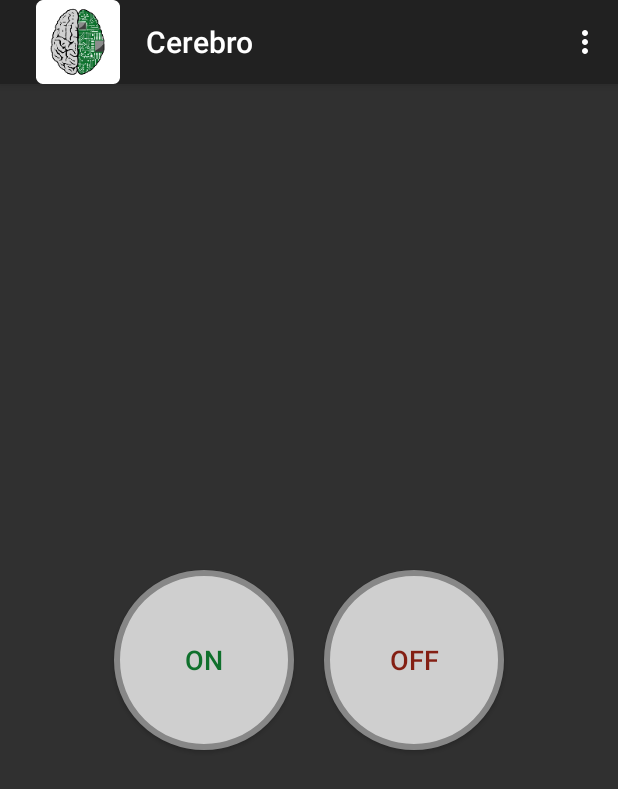
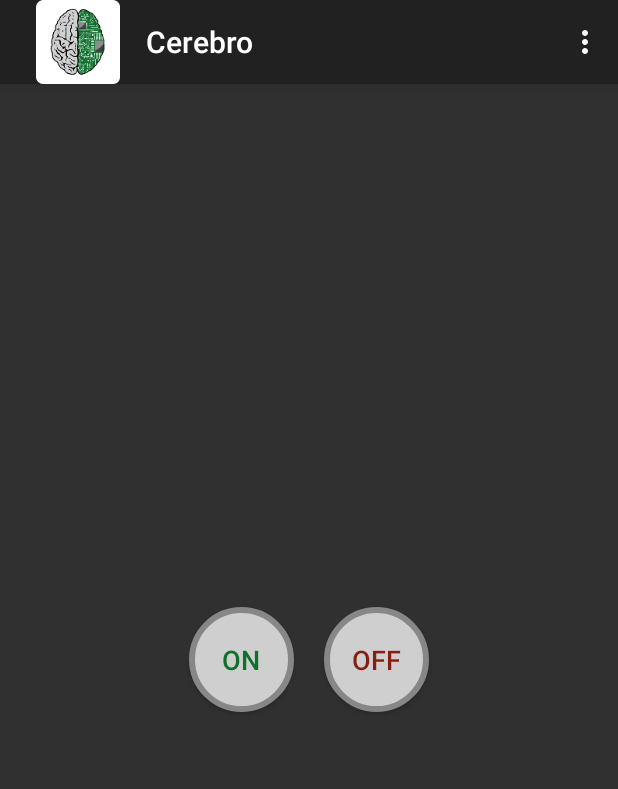
Before and after one commit to anniepap/Cerebro, an Android app: the screen it shows after launch (MainActivity), on a phone screen of 412 x 824 dp. Shown: the top 789 px of the screen. Run offline under Robolectric (Android 15) with nearby library versions, the phone set to English and light mode, and no system bars; libraries missing offline, so code that uses them is left out: org.eclipse.paho.

Commit message:
ui details

```diff
--- a/cerebro/app/src/main/AndroidManifest.xml
+++ b/cerebro/app/src/main/AndroidManifest.xml
@@ -19,7 +19,6 @@
         android:roundIcon="@mipmap/ic_launcher_round"
         android:supportsRtl="true"
         android:theme="@style/AppTheme">
-        <service android:name=".FlashLightService" android:enabled="true" />
         <activity
             android:name=".MainActivity"
             android:label="@string/app_name"
--- a/cerebro/app/src/main/java/com/example/cerebro/MainActivity.java
+++ b/cerebro/app/src/main/java/com/example/cerebro/MainActivity.java
@@ -3,6 +3,7 @@ package com.example.cerebro;
 import android.content.BroadcastReceiver;
 import android.content.Context;
 import android.content.IntentFilter;
+import android.content.SharedPreferences;
 import android.media.Ringtone;
 import android.media.RingtoneManager;
 import android.net.Uri;
@@ -39,7 +40,7 @@ public class MainActivity extends AppCompatActivity {
     private boolean isFlashOn = false;
     private boolean isSoundOn = false;
     private String IPport = "";
-    private int freq = 1;
+    private int freq = 3;
     private Parameters params;
     private MQTTclient cl;
     private Handler handler;
@@ -47,6 +48,7 @@ public class MainActivity extends AppCompatActivity {
     private WifiManager wifiManager;
     private String regex = "((25[0-5]|2[0-4][0-9]|[01]?[0-9][0-9]?)(?:\\.|$)){4}";
     final Pattern ptn = Pattern.compile(regex);
+    SharedPreferences.Editor editor;
 
     @Override
     protected void onCreate(Bundle savedInstanceState) {
@@ -94,6 +96,11 @@ public class MainActivity extends AppCompatActivity {
                 turnOffFlash();
             }
         });
+
+        editor = getSharedPreferences("IPport", MODE_PRIVATE).edit();
+        editor.putString("IP", "");
+        editor.putString("port", "");
+        editor.apply();
     }
 
     private void startMqtt() {
@@ -151,7 +158,6 @@ public class MainActivity extends AppCompatActivity {
 
     // Turning On flash
     private void turnOnFlash() {
-        //startService(new Intent(getBaseContext(), FlashLightService.class));
         if (!isFlashOn) {
             if (camera == null || params == null) {
                 return;
@@ -173,7 +179,6 @@ public class MainActivity extends AppCompatActivity {
 
     // Turning Off flash
     private void turnOffFlash() {
-        //stopService(new Intent(getBaseContext(), FlashLightService.class));
         if (isFlashOn) {
             if (camera == null || params == null) {
                 return;
@@ -271,6 +276,10 @@ public class MainActivity extends AppCompatActivity {
         int id = item.getItemId();
 
         if (id == R.id.action_settings) {
+            SharedPreferences prefs = getSharedPreferences("IPport", MODE_PRIVATE);
+            String IPpref = prefs.getString("IP", "No IP defined");
+            String portPref = prefs.getString("port", "No port defined");
+
             AlertDialog.Builder builder = new AlertDialog.Builder(this);
             builder.setTitle("Connection Settings");
             LinearLayout layout = new LinearLayout(this);
@@ -280,10 +289,12 @@ public class MainActivity extends AppCompatActivity {
             TextView IPview = view.findViewById(R.id.ip_input);
             IPview.setText("IP address:", TextView.BufferType.EDITABLE);
             final EditText IP = view.findViewById(R.id.IP);
+            IP.setText(IPpref);
 
             TextView portView = view.findViewById(R.id.port_input);
             portView.setText("Port:", TextView.BufferType.EDITABLE);
             final EditText port = view.findViewById(R.id.port);
+            port.setText(portPref);
 
             builder.setPositiveButton("Done", new DialogInterface.OnClickListener() {
                 public void onClick(DialogInterface dialog, int id) {
@@ -293,6 +304,11 @@ public class MainActivity extends AppCompatActivity {
                         Log.i("IPportInput", IPport);
                         cl.setIPport(IPport);
                         startMqtt();
+
+                        editor = getSharedPreferences("IPport", MODE_PRIVATE).edit();
+                        editor.putString("IP", IP.getText().toString());
+                        editor.putString("port", port.getText().toString());
+                        editor.apply();
                     } else {
                         Log.e("Input Error", "IP is not in correct form");
                     }
--- a/cerebro/app/src/main/java/com/example/cerebro/WifiReceiver.java
+++ b/cerebro/app/src/main/java/com/example/cerebro/WifiReceiver.java
@@ -13,8 +13,8 @@ public class WifiReceiver extends BroadcastReceiver {
     public void onReceive(final Context context, final Intent intent) {
         ServiceManager serviceManager = new ServiceManager(context);
         if(serviceManager.isNetworkAvailable())
-            Toast.makeText(context, "Network Available" + i++,Toast.LENGTH_SHORT).show();
+            Toast.makeText(context, "Network Available", Toast.LENGTH_SHORT).show();
         else
-            Toast.makeText(context, "No Internet Connection",Toast.LENGTH_SHORT).show();
+            Toast.makeText(context, "No Internet Connection", Toast.LENGTH_SHORT).show();
     }
 }
--- a/cerebro/app/src/main/res/layout/content_main.xml
+++ b/cerebro/app/src/main/res/layout/content_main.xml
@@ -36,8 +36,8 @@
 
         <Button
             android:id="@+id/btnOn"
-            android:layout_width="wrap_content"
-            android:layout_height="wrap_content"
+            android:layout_width="70dp"
+            android:layout_height="70dp"
             android:text="@string/on"
             android:textColor="@drawable/buttontext"
             android:textSize="18sp"
@@ -47,8 +47,8 @@
 
         <Button
             android:id="@+id/btnOff"
-            android:layout_width="wrap_content"
-            android:layout_height="wrap_content"
+            android:layout_width="70dp"
+            android:layout_height="70dp"
             android:text="@string/off"
             android:textColor="@drawable/buttontextoff"
             android:textSize="18sp"
--- a/cerebro/app/src/main/res/layout/frequency_dialog.xml
+++ b/cerebro/app/src/main/res/layout/frequency_dialog.xml
@@ -15,9 +15,9 @@
 
     <TextView
         android:id="@+id/sec"
-        android:layout_width="40dp"
+        android:layout_width="wrap_content"
         android:layout_height="115dp"
+        android:paddingLeft="15dp"
         android:paddingTop="78dp"
-        android:paddingLeft="15dp"
-        android:textSize="16sp"/>
+        android:textSize="16sp" />
 </LinearLayout>
```
Also changed, not shown: cerebro/app/src/main/java/com/example/cerebro/FlashLightService.java (deleted, +0 -60 lines).
